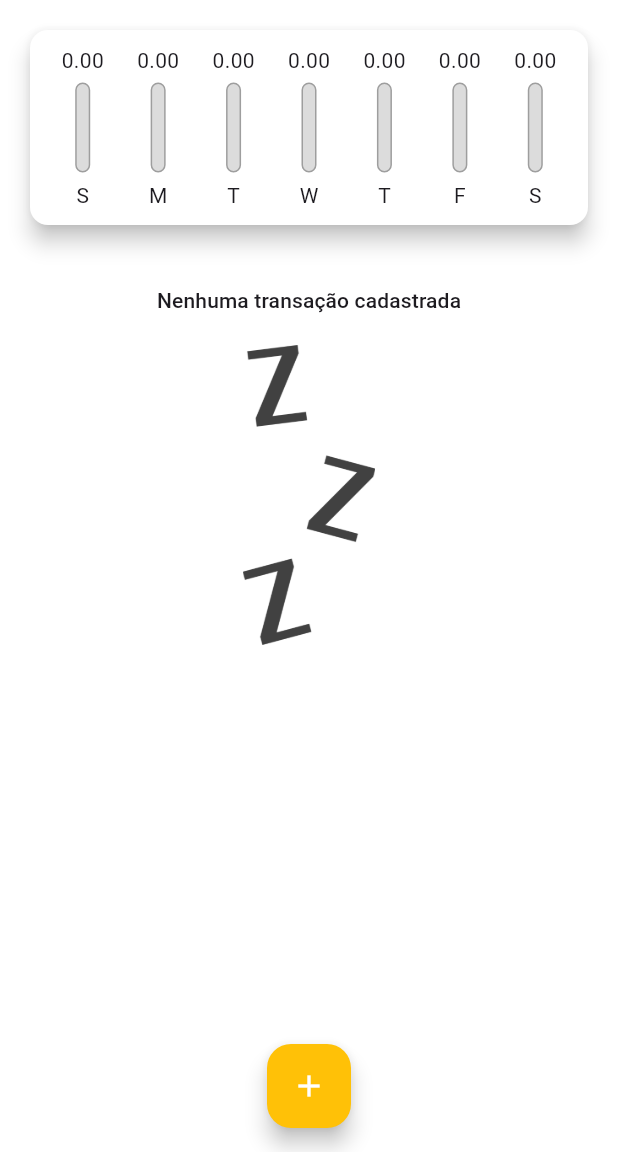
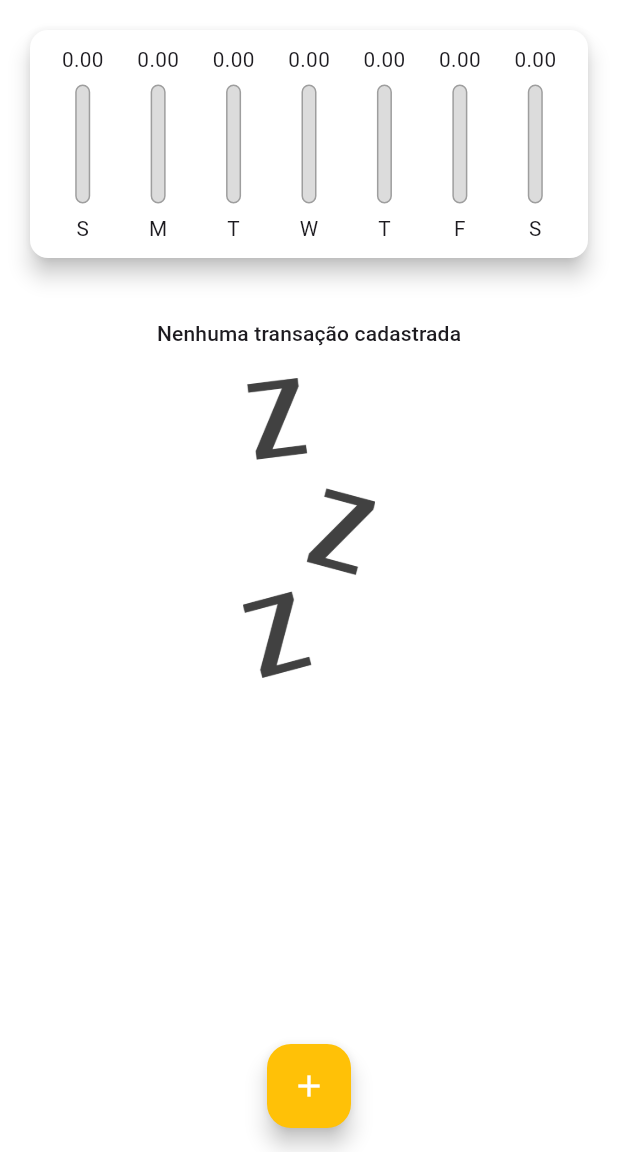
Before and after one commit to alexandreccarmo/despesas_pessoais_flutter, a Flutter app: the screen it shows after launch, on a phone screen of 412 x 824 dp, the part 84-1236 px from its top. Run offline on Flutter 3.47's test engine with Material 3 defaults, Android fonts, the light colour scheme and no system bars; missing offline and left inert: dart:ffi.

Commit message:
criado ajustes de layout, testando as constraint do LayoutBuilder

```diff
--- a/expenses_flutter/lib/components/chart_bar.dart
+++ b/expenses_flutter/lib/components/chart_bar.dart
@@ -1,58 +1,68 @@
-import 'package:flutter/cupertino.dart';
 import 'package:flutter/material.dart';
-import 'package:flutter/widgets.dart';
 
-class ChartBar extends StatelessWidget{
+class ChartBar extends StatelessWidget {
+  final String? label;
+  final double? value;
+  final double? percentage;
 
-  final String label;
-  final double value;
-  final double percentage;
-
-  ChartBar({required this.label,required this.value,required this.percentage});
+  const ChartBar({
+    this.label,
+    this.value,
+    this.percentage,
+    Key? key,
+  }) : super(key: key);
 
   @override
   Widget build(BuildContext context) {
+    return LayoutBuilder(
+      builder: (ctx, constraints) {
         return Column(
           children: [
-        Container(
-          height: 20,
+            SizedBox(
+              height: constraints.maxHeight * 0.15,
               child: FittedBox(
-              child: Text('${value.toStringAsFixed(2)}')
+                child: Text('${value!.toStringAsFixed(2)}'),
               ),
             ),
-        const SizedBox(height: 5),
-        Container(
-          height: 60,
+            SizedBox(height: constraints.maxHeight * 0.05),
+            SizedBox(
+              height: constraints.maxHeight * 0.6,
               width: 10,
               child: Stack(
                 alignment: Alignment.bottomCenter,
-            children: [
+                children: <Widget>[
                   Container(
                     decoration: BoxDecoration(
                       border: Border.all(
                         color: Colors.grey,
-                    width: 1.0
+                        width: 1.0,
                       ),
-                  color: Color.fromRGBO(220, 220, 220, 1),
-                  borderRadius: BorderRadius.circular(5)
+                      color: const Color.fromRGBO(220, 220, 220, 1),
+                      borderRadius: BorderRadius.circular(5),
                     ),
                   ),
                   FractionallySizedBox(
                     heightFactor: percentage,
                     child: Container(
                       decoration: BoxDecoration(
-                      color: Theme.of(context).primaryColor,
-                      borderRadius: BorderRadius.circular(5)
+                        color: Theme.of(context).colorScheme.primary,
+                        borderRadius: BorderRadius.circular(5),
                       ),
                     ),
-              )
+                  ),
                 ],
               ),
             ),
-        const SizedBox(height: 5),
-        Text(label),
+            SizedBox(height: constraints.maxHeight * 0.05),
+            SizedBox(
+              height: constraints.maxHeight * 0.15,
+              child: FittedBox(
+                child: Text(label!),
+              ),
+            ),
           ],
         );
+      },
+    );
   }
-
 }
--- a/expenses_flutter/lib/components/transaction_list.dart
+++ b/expenses_flutter/lib/components/transaction_list.dart
@@ -12,9 +12,7 @@ class TransactionList extends StatelessWidget {
   @override
   Widget build(BuildContext context) {
     // TODO: implement build
-    return Container(
-      height: 300,
-      child: transactions.isEmpty ? Column(
+    return transactions.isEmpty ? Column(
       children: [
         SizedBox(height: 20),
         Text(
@@ -66,7 +64,6 @@ class TransactionList extends StatelessWidget {
         );
       },
 
-      ),
     );
   }
 }
--- a/expenses_flutter/lib/main.dart
+++ b/expenses_flutter/lib/main.dart
@@ -1,5 +1,6 @@
 import 'package:expenses_flutter/components/chart.dart';
 import 'package:flutter/material.dart';
+import 'package:flutter/services.dart';
 import 'dart:math';
 import 'components/transaction_list.dart';
 import 'components/transction_form.dart';
@@ -12,6 +13,7 @@ class ExpensesApp extends StatelessWidget {
 
   @override
   Widget build(BuildContext context) {
+
     return MaterialApp(
       theme: ThemeData(
         primarySwatch: Colors.purple,
@@ -97,8 +99,7 @@ class _MyHomePageState extends State<MyHomePage> {
 
   @override
   Widget build(BuildContext context) {
-    return Scaffold(
-      appBar: AppBar(
+    final appBar = AppBar(
       title: const Text(
         'Despesas Pessoais',
       ),
@@ -108,13 +109,24 @@ class _MyHomePageState extends State<MyHomePage> {
           onPressed: () => _openTransactionFormModal(context),
         ),
       ],
-      ),
+    );
+
+    final avalibleHeight = MediaQuery.of(context).size.height - appBar.preferredSize.height - MediaQuery.of(context).padding.top;
+
+    return Scaffold(
+      appBar: appBar,
       body: SingleChildScrollView(
         child: Column(
           crossAxisAlignment: CrossAxisAlignment.stretch,
           children: [
-            Chart(_recentTransanctions),
-            TransactionList(_transactions, _removeTransaction),
+            Container(
+              child: Chart(_recentTransanctions),
+              height: avalibleHeight * 0.25,
+            ),
+            Container(
+              child: TransactionList(_transactions, _removeTransaction),
+              height: avalibleHeight * 0.75,
+            ),
           ],
         ),
       ),
```
Lines whose indentation alone changed are shown as unchanged.
